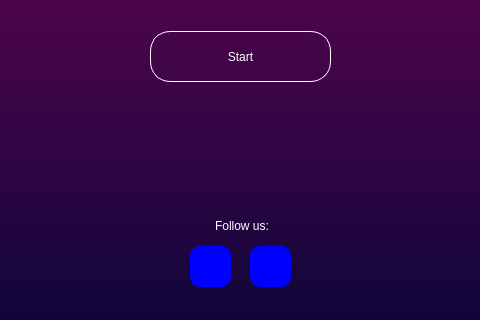
Before: the Qt Designer form New_Assets/untitled.ui in CodeALPHA007/Shunya, drawn with Qt 5; both pictures show x 270 to 750 and y 199 to 519 of the 1034 by 519 pixel window.
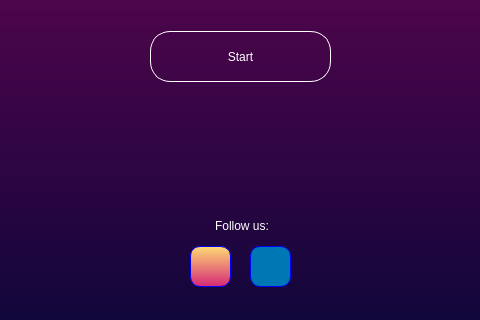
After: the same form once the commit is applied.

What changed in the file:
```diff
--- a/New_Assets/untitled.ui
+++ b/New_Assets/untitled.ui
@@ -228,7 +228,7 @@
 font: italic 10pt &quot;Segoe UI Semilight&quot;;
 border: 0.5px solid blue;
 border-radius:10px;
-background-color:blue;</string>
+ background-color: QLinearGradient( x0: 1, y0: 0, x2: 0, y2: 1, stop: 0 rgb(254,218,117), stop: 1 rgb(214,41,118) )</string>
     </property>
     <property name="text">
      <string/>
@@ -254,7 +254,7 @@
 font: italic 10pt &quot;Segoe UI Semilight&quot;;
 border: 0.5px solid blue;
 border-radius:10px;
-background-color:blue;</string>
+background-color: rgb(0, 119, 181);</string>
     </property>
     <property name="text">
      <string/>
```
Left out of the diff: 4 changed lines with no effect on the pictures.
